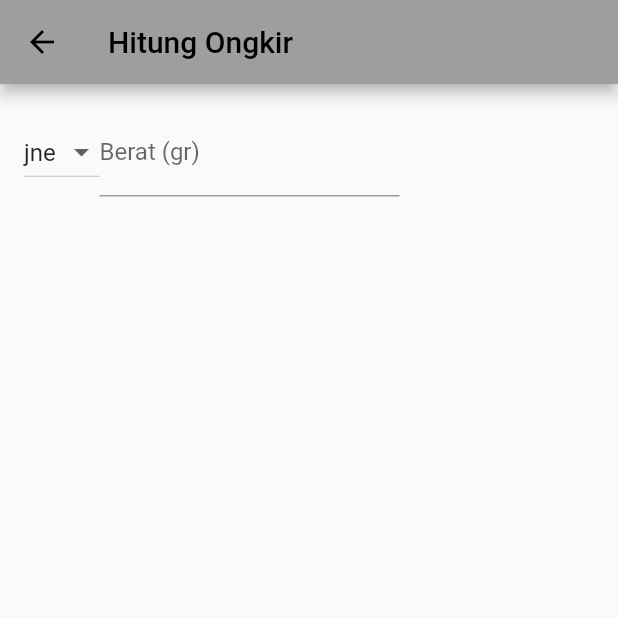
After one commit to MitchyMichael/flutterWeek6_DEPD, a Flutter app: the screen it shows after launch, after a tap on "Ongkir Page", on a phone screen of 412 x 824 dp, the top half of it. The commit adds this screen. Run offline on Flutter 3.47's test engine with Material 2 defaults, Android fonts, the phone set to English and light mode, and no system bars; our stand-ins replace email_validator, equatable, flutter_spinkit, fluttertoast.

Commit message:
DEPD X CC

```diff
--- a/flutter_application_1/lib/main.dart
+++ b/flutter_application_1/lib/main.dart
@@ -3,6 +3,7 @@ import 'dart:convert';
 import 'package:email_validator/email_validator.dart';
 import 'package:flutter/material.dart';
 import 'package:flutter_application_1/services/services.dart';
+import 'package:flutter_application_1/views/pages/pages.dart';
 import 'package:fluttertoast/fluttertoast.dart';
 
 void main() {
@@ -16,9 +17,9 @@ class MyApp extends StatelessWidget {
   @override
   Widget build(BuildContext context) {
     return MaterialApp(
-      title: 'Flutter Demo',
+      title: 'DEPD X CC',
       theme: ThemeData(
-        primarySwatch: Colors.blue,
+        primarySwatch: Colors.grey,
       ),
       home: const MyHomePage(title: 'Flutter Demo Home Page'),
     );
@@ -35,67 +36,56 @@ class MyHomePage extends StatefulWidget {
 }
 
 class _MyHomePageState extends State<MyHomePage> {
-
-
-
-
   final _loginKey = GlobalKey<FormState>();
   final ctrlEmail = TextEditingController();
 
-@override
+  @override
   void dispose() {
     // TODO: implement dispose
     ctrlEmail.dispose();
     super.dispose();
   }
 
+//--------- KIRIM EMAIL CIREST API ---------------
   @override
   Widget build(BuildContext context) {
     return Scaffold(
       appBar: AppBar(
-        title: Text("Send Email"),
+        title: Text("DEPD X CC"),
       ),
       body: Container(
+        width: double.infinity,
+        padding: EdgeInsets.all(20),
+        child: Column(
+          mainAxisAlignment: MainAxisAlignment.center,
+          children: [
+            Container(
+              child: ElevatedButton(
+                  onPressed: () {
+                    Navigator.push(
+                      context,
+                      MaterialPageRoute(
+                          builder: (context) => const Emailsend()),
+                    );
+                  },
+                  child: Text("Send Mail Page")),
+            ),
+            Container(
+              child: ElevatedButton(
+                  onPressed: () {
+                    Navigator.push(
+                      context,
+                      MaterialPageRoute(
+                          builder: (context) => const Ongkirpage()),
+                    );
+                  },
+                  child: Text("Ongkir Page")),
+            )
+          ],
+        ),
+      ),
 
-        padding: EdgeInsets.all(16),
-
-        child: Form(
-            key: _loginKey,
-            child: TextFormField(
-                keyboardType: TextInputType.emailAddress,
-                decoration: const InputDecoration(
-                    labelText: "Email", prefixIcon: Icon(Icons.email)),
-                controller: ctrlEmail,
-                autovalidateMode: AutovalidateMode.onUserInteraction,
-                validator: (value) {
-                  return !EmailValidator.validate(value.toString())
-                      ? 'Email tidak valid!'
-                      : null;
-                })),
-      ),
-      floatingActionButton: FloatingActionButton(
-        onPressed: () async {
-          if (_loginKey.currentState!.validate()){
-            await EmailService().sendmail(ctrlEmail.text.toString()).then((value) {
-            var result = json.decode(value.body);
-            // print(result.toString());
-
-            Fluttertoast.showToast(
-              msg: "Berhasil!",
-              toastLength: Toast.LENGTH_SHORT,
-            );
-          });
-          } else {
-            Fluttertoast.showToast(
-              msg: "Gagal",
-              toastLength: Toast.LENGTH_SHORT,
-            );
-          }
-
-        },
-        tooltip: 'Increment',
-        child: const Icon(Icons.send),
-      ), // This trailing comma makes auto-formatting nicer for build methods.
+      // This trailing comma makes auto-formatting nicer for build methods.
     );
   }
 }
--- a/flutter_application_1/lib/services/services.dart
+++ b/flutter_application_1/lib/services/services.dart
@@ -1,6 +1,7 @@
 import 'dart:convert';
-
 import 'package:flutter_application_1/shared/shared.dart';
 import 'package:http/http.dart' as http;
+
 part 'rajaongkir_services.dart';
 part 'cirestmailservice.dart';
+part 'masterdataservice.dart';
--- a/flutter_application_1/lib/shared/const.dart
+++ b/flutter_application_1/lib/shared/const.dart
@@ -1,11 +1,8 @@
 part of 'shared.dart';
 
-class Const{
-
+class Const {
   static String baseUrl = 'api.rajaongkir.com';
   static String apiKey = 'cb4a7b977e362fcc9ebda0b034f15318';
 
   static String smtpUrl = 'mitchy.tinycloudz.com';
-
-
 }
--- /dev/null
+++ b/flutter_application_1/lib/views/pages/ongkirpage.dart
@@ -0,0 +1,85 @@
+part of 'pages.dart';
+
+//fstl
+class Ongkirpage extends StatefulWidget {
+  const Ongkirpage({Key? key}) : super(key: key);
+
+  @override
+  _OngkirpageState createState() => _OngkirpageState();
+}
+
+class _OngkirpageState extends State<Ongkirpage> {
+  bool isLoading = false;
+  String dropdownvalue = 'jne';
+  var kurir = ['jne', 'pos', 'tiki'];
+
+  final ctrlBerat = TextEditingController();
+
+  @override
+  Widget build(BuildContext context) {
+    return Scaffold(
+      appBar: AppBar(
+        title: Text("Hitung Ongkir"),
+
+      ),
+      body: Stack(
+        children: [
+          Container(
+            width: double.infinity,
+            height: double.infinity,
+            child: Column(
+              children: [
+                //Untuk form
+                Flexible(
+                    flex: 2,
+                    child: Column(
+                      children: [
+                        Padding(
+                          padding: const EdgeInsets.all(16.0),
+                          child: Row(
+                            children: [
+                              DropdownButton(
+                                  value: dropdownvalue,
+                                  icon: Icon(Icons.arrow_drop_down),
+                                  items: kurir.map((String items) {
+                                    return DropdownMenuItem(
+                                      value: items,
+                                      child: Text(items),
+                                    );
+                                  }).toList(),
+                                  onChanged: (String? newValue) {
+                                    setState(() {
+                                      dropdownvalue = newValue!;
+                                    });
+                                  }),
+                                  SizedBox(
+                                    width: 200,
+                                    child: TextFormField(
+                                      keyboardType: TextInputType.number,
+                                      controller: ctrlBerat,
+                                      decoration: InputDecoration(
+                                        labelText: 'Berat (gr)',
+                                      ),
+                                      autovalidateMode: AutovalidateMode.onUserInteraction,
+                                      validator: (value){
+                                        return value == null || value == 0 ? 'Berat harus diisi atau tidak boleh 0!' : null;
+                                      },
+                                    ),
+                                  )
+                            ],
+                          ),
+                        )
+                      ],
+                    )),
+
+                //Untuk nampilin data
+                Flexible(flex: 2, child: Container()),
+              ],
+            ),
+          ),
+          isLoading == true ? uiloading.loading() : Container(),
+        ],
+      ),
+    );
+  }
+}
--- a/flutter_application_1/lib/views/widgets/widgets.dart
+++ b/flutter_application_1/lib/views/widgets/widgets.dart
@@ -0,0 +1,4 @@
+import 'package:flutter/material.dart';
+import 'package:flutter_spinkit/flutter_spinkit.dart';
+
+part 'uiloading.dart';
--- a/flutter_application_1/pubspec.yaml
+++ b/flutter_application_1/pubspec.yaml
@@ -31,8 +31,10 @@ environment:
 dependencies:
   cupertino_icons: ^1.0.2
   email_validator: ^2.1.17
+  equatable: ^2.0.5
   flutter:
     sdk: flutter
+  flutter_spinkit: ^5.1.0
   fluttertoast: ^8.1.1
   http: ^0.13.5
 
```
Also changed, not shown: flutter_application_1/lib/models/city.dart (added, +82 -0 lines), flutter_application_1/lib/models/cost.dart (added, +51 -0 lines), flutter_application_1/lib/models/costs.dart (added, +53 -0 lines), flutter_application_1/lib/models/models.dart (+7 -0 lines), flutter_application_1/lib/models/province.dart (added, +46 -0 lines), flutter_application_1/lib/services/cirestmailservice.dart (+3 -4 lines), flutter_application_1/lib/services/masterdataservice.dart (added, +47 -0 lines), flutter_application_1/lib/views/pages/emailsend.dart (added, +69 -0 lines), flutter_application_1/lib/views/pages/pages.dart (+12 -0 lines), flutter_application_1/lib/views/widgets/uiloading.dart (added, +18 -0 lines), flutter_application_1/lib/shared/shared.dart (line endings or trailing spaces), flutter_application_1/pubspec.lock.
